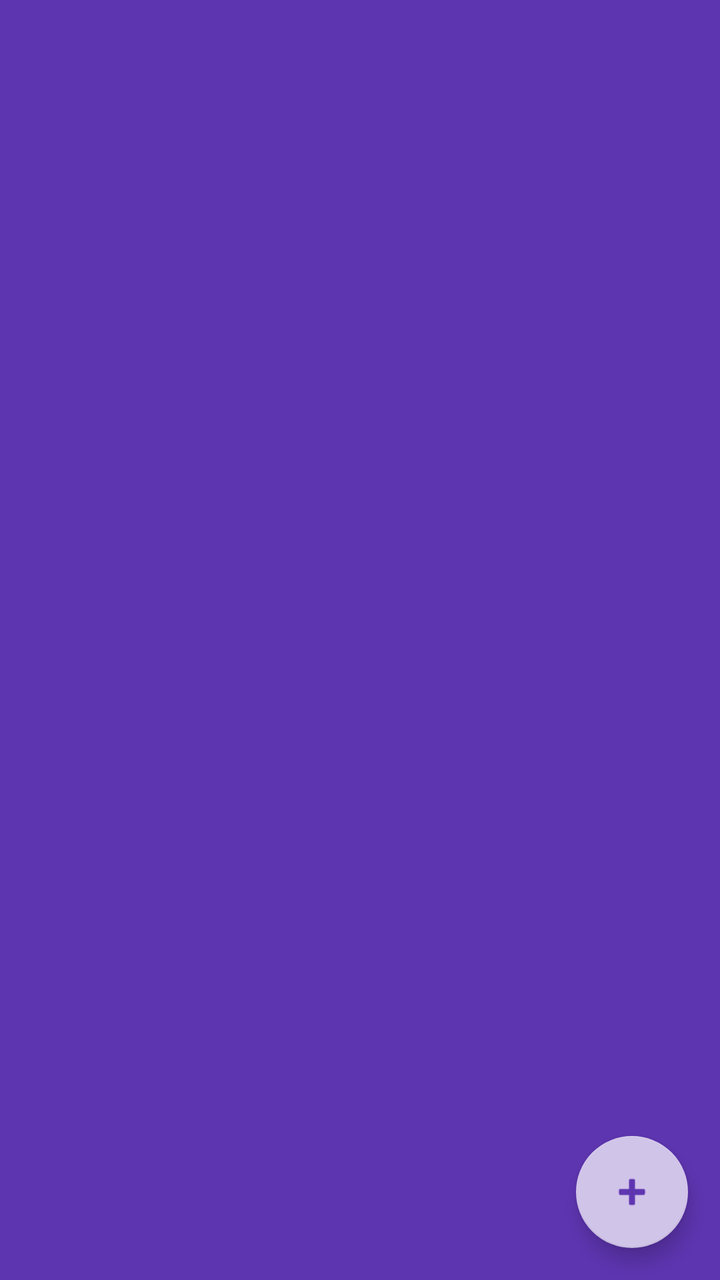
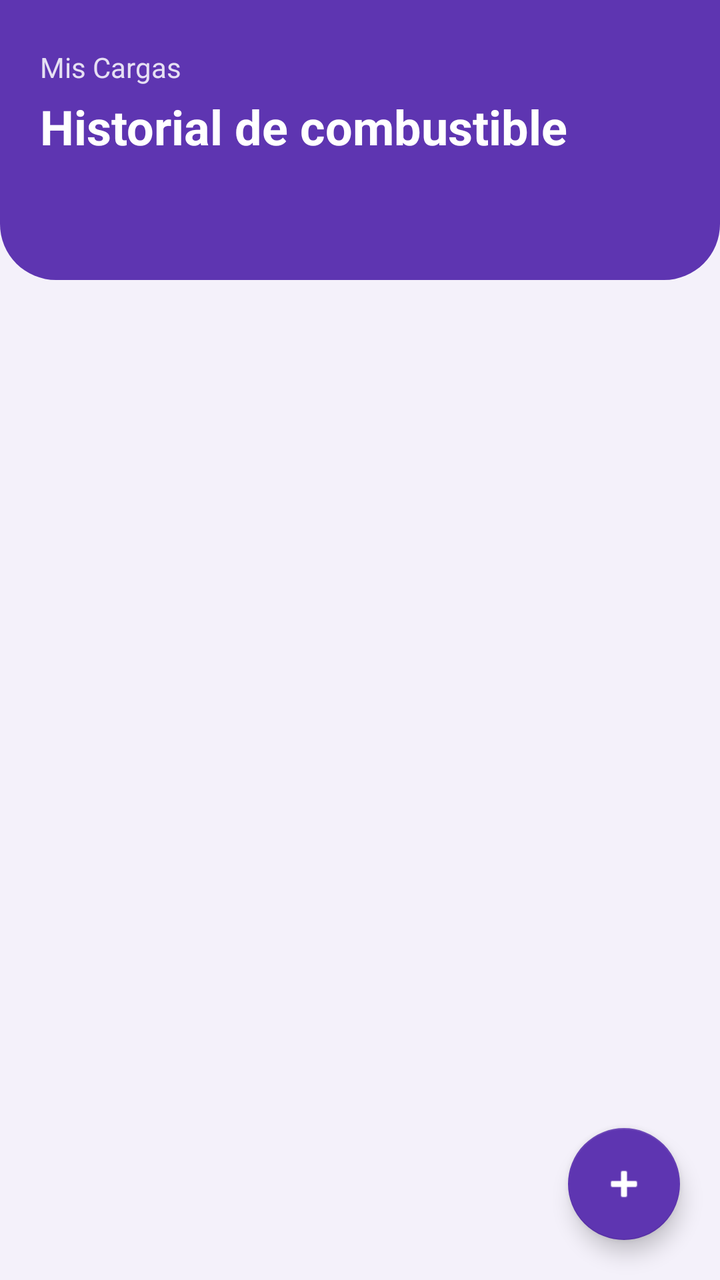

Two renders of the same Android screen: before a commit and after it. Below are the layout's source before the change and the commit's diff.
<!-- AndroidManifest.xml: application theme Theme.AppCompat.Light.NoActionBar -->
<!-- res/layout/activity_main.xml -->
<androidx.constraintlayout.widget.ConstraintLayout
xmlns:android="http://schemas.android.com/apk/res/android"
xmlns:app="http://schemas.android.com/apk/res-auto"
android:layout_width="match_parent"
android:layout_height="match_parent"
android:background="@color/purple_dark">

<androidx.recyclerview.widget.RecyclerView
android:id="@+id/recyclerCargas"
android:layout_width="0dp"
android:layout_height="0dp"
app:layout_constraintTop_toTopOf="parent"
app:layout_constraintBottom_toTopOf="@+id/btnAgregar"
app:layout_constraintStart_toStartOf="parent"
app:layout_constraintEnd_toEndOf="parent"
android:padding="8dp"/>

<com.google.android.material.floatingactionbutton.FloatingActionButton
android:id="@+id/btnAgregar"
android:layout_width="wrap_content"
android:layout_height="wrap_content"
android:contentDescription="Agregar carga"
android:src="@android:drawable/ic_input_add"
app:layout_constraintBottom_toBottomOf="parent"
app:layout_constraintEnd_toEndOf="parent"
android:layout_margin="16dp"
app:backgroundTint="@color/purple_light"
app:tint="@color/purple_dark"/>

</androidx.constraintlayout.widget.ConstraintLayout>
<!-- resources referenced by this layout -->
<resources>
  <color name="purple_dark">#5E35B1</color>
  <color name="purple_light">#D1C4E9</color>
</resources>

<!-- the commit's change to res/layout/activity_main.xml (unified diff, before → after) -->
@@ -1,30 +1,67 @@
+<?xml version="1.0" encoding="utf-8"?>
 <androidx.constraintlayout.widget.ConstraintLayout
-xmlns:android="http://schemas.android.com/apk/res/android"
-xmlns:app="http://schemas.android.com/apk/res-auto"
-android:layout_width="match_parent"
-android:layout_height="match_parent"
-android:background="@color/purple_dark">
+    xmlns:android="http://schemas.android.com/apk/res/android"
+    xmlns:app="http://schemas.android.com/apk/res-auto"
+    android:layout_width="match_parent"
+    android:layout_height="match_parent"
+    android:background="@color/bg_light">
 
-<androidx.recyclerview.widget.RecyclerView
-android:id="@+id/recyclerCargas"
-android:layout_width="0dp"
-android:layout_height="0dp"
-app:layout_constraintTop_toTopOf="parent"
-app:layout_constraintBottom_toTopOf="@+id/btnAgregar"
-app:layout_constraintStart_toStartOf="parent"
-app:layout_constraintEnd_toEndOf="parent"
-android:padding="8dp"/>
+    
+    <LinearLayout
+        android:id="@+id/headerLayout"
+        android:layout_width="0dp"
+        android:layout_height="140dp"
+        android:orientation="vertical"
+        android:paddingHorizontal="20dp"
+        android:paddingTop="24dp"
+        android:background="@drawable/bg_header_curved"
+        app:layout_constraintTop_toTopOf="parent"
+        app:layout_constraintStart_toStartOf="parent"
+        app:layout_constraintEnd_toEndOf="parent">
 
-<com.google.android.material.floatingactionbutton.FloatingActionButton
-android:id="@+id/btnAgregar"
-android:layout_width="wrap_content"
-android:layout_height="wrap_content"
-android:contentDescription="Agregar carga"
-android:src="@android:drawable/ic_input_add"
-app:layout_constraintBottom_toBottomOf="parent"
-app:layout_constraintEnd_toEndOf="parent"
-android:layout_margin="16dp"
-app:backgroundTint="@color/purple_light"
-app:tint="@color/purple_dark"/>
+        <TextView
+            android:layout_width="wrap_content"
+            android:layout_height="wrap_content"
+            android:text="Mis Cargas"
+            android:textColor="@color/white"
+            android:textSize="14sp"
+            android:alpha="0.85" />
+
+        <TextView
+            android:id="@+id/txtResumenHeader"
+            android:layout_width="wrap_content"
+            android:layout_height="wrap_content"
+            android:layout_marginTop="4dp"
+            android:text="Historial de combustible"
+            android:textColor="@color/white"
+            android:textSize="24sp"
+            android:textStyle="bold" />
+    </LinearLayout>
+
+    
+    <androidx.recyclerview.widget.RecyclerView
+        android:id="@+id/recyclerCargas"
+        android:layout_width="0dp"
+        android:layout_height="0dp"
+        android:paddingTop="8dp"
+        android:paddingBottom="88dp"
+        android:clipToPadding="false"
+        app:layout_constraintTop_toBottomOf="@+id/headerLayout"
+        app:layout_constraintBottom_toBottomOf="parent"
+        app:layout_constraintStart_toStartOf="parent"
+        app:layout_constraintEnd_toEndOf="parent" />
+
+    <com.google.android.material.floatingactionbutton.FloatingActionButton
+        android:id="@+id/btnAgregar"
+        android:layout_width="wrap_content"
+        android:layout_height="wrap_content"
+        android:contentDescription="Agregar carga"
+        android:src="@android:drawable/ic_input_add"
+        app:layout_constraintBottom_toBottomOf="parent"
+        app:layout_constraintEnd_toEndOf="parent"
+        android:layout_margin="20dp"
+        app:backgroundTint="@color/purple_dark"
+        app:tint="@color/white"
+        app:elevation="6dp" />
 
 </androidx.constraintlayout.widget.ConstraintLayout>
<!-- resource entries referenced after the edit -->
@@ -1,6 +1,16 @@
 <!-- resources referenced by this layout -->
 <resources>
+  <color name="bg_light">#F4F1FA</color>
   <color name="purple_dark">#5E35B1</color>
-  <color name="purple_light">#D1C4E9</color>
+  <color name="white">#FFFFFF</color>
+  <!-- drawable bg_header_curved (drawable) -->
+  <?xml version="1.0" encoding="utf-8"?>
+  <shape xmlns:android="http://schemas.android.com/apk/res/android"
+      android:shape="rectangle">
+      <solid android:color="@color/purple_dark" />
+      <corners
+          android:bottomLeftRadius="28dp"
+          android:bottomRightRadius="28dp" />
+  </shape>
 </resources>
 
